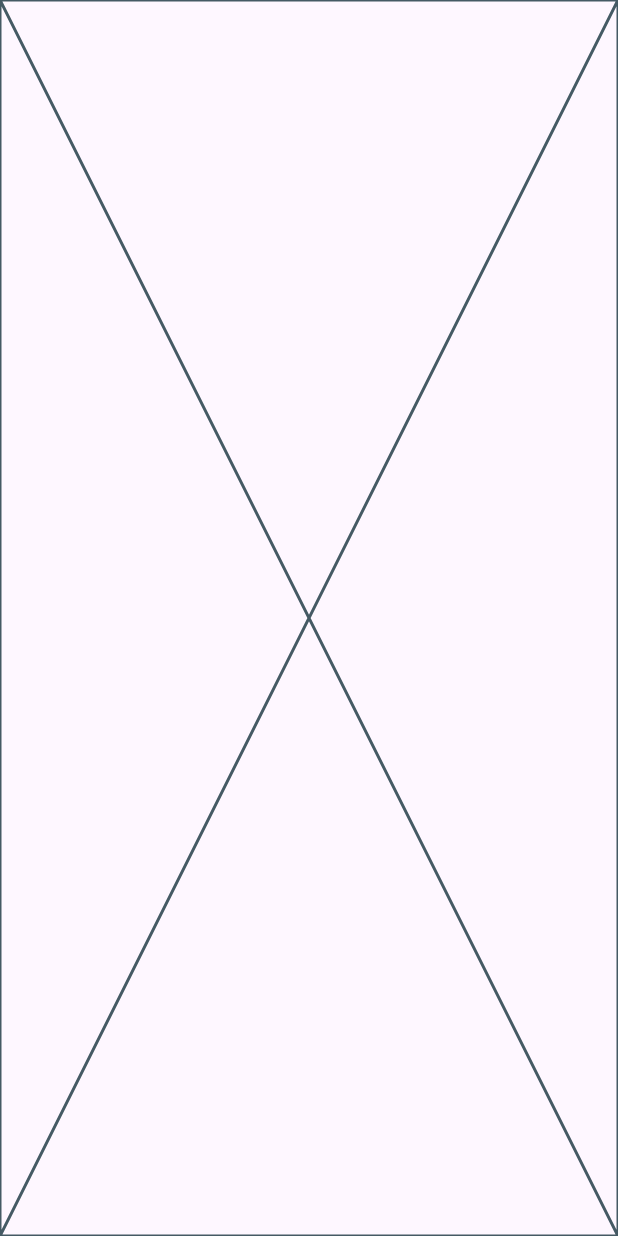
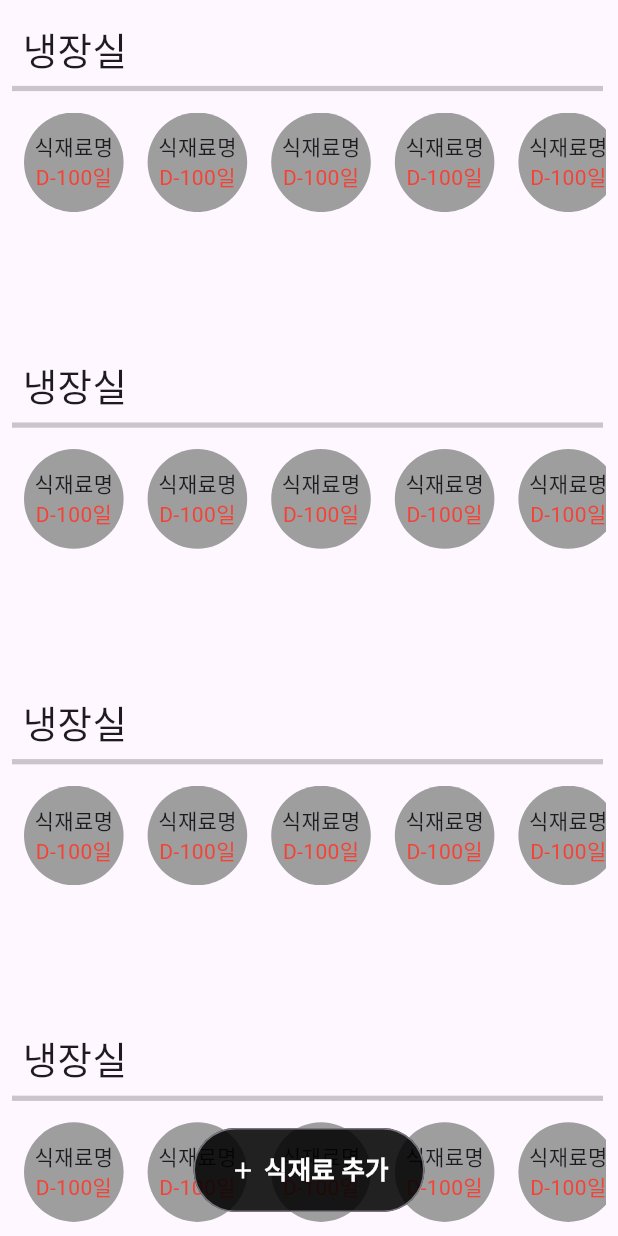
Before and after one commit to seojh5939/RefrigeratorMap, a Flutter app: the screen it shows after launch, on a phone screen of 412 x 824 dp. Run offline on Flutter 3.47's test engine with Material 2 defaults, Android fonts, the phone set to English and light mode, and no system bars.

Commit message:
[DESIGN] : 🎨 홈화면 UI 구성

```diff
--- /dev/null
+++ b/lib/data/model/diet.dart
@@ -0,0 +1,12 @@
+/// 식단표 모델클레스
+class Diet {
+  Diet(
+      {required this.name,
+      required this.date,
+      required this.time,
+      this.memo = ""});
+  String name; // 음식명
+  String date; // 날짜
+  String time; // 언제먹을지(아침,점심,저녁,간식)
+  String memo; // 메모
+}
--- a/lib/data/model/refrigerator.dart
+++ b/lib/data/model/refrigerator.dart
@@ -1 +1,17 @@
-class Refrigerator {}
+/// 식재료 모델클레스
+class Refrigerator {
+  Refrigerator({
+    required this.name,
+    this.count = 1,
+    required this.regDate,
+    required this.expDate,
+    required this.location,
+    this.memo = "",
+  });
+  String name; // 식재료명
+  int count; // 수량
+  String regDate; // 등록일자
+  String expDate; // 유통기한
+  String location; // 위치(냉장실, 냉동실, 신선칸)
+  String memo; // 메모
+}
--- /dev/null
+++ b/lib/data/model/shopping.dart
@@ -0,0 +1,11 @@
+/// 장보기 목록 모델클레스
+class Shopping {
+  Shopping({
+    this.isCompleted = false,
+    required this.content,
+    this.amount = 0,
+  });
+  bool isCompleted; // 완료박스 체크여부
+  String content; // 장보기 목록에 들어가는 내용
+  int amount; // 사용한 금액
+}
--- /dev/null
+++ b/lib/view/home/home_category_list.dart
@@ -0,0 +1,66 @@
+import 'package:flutter/material.dart';
+
+class HomeCategoryList extends StatelessWidget {
+  const HomeCategoryList({super.key});
+
+  @override
+  Widget build(BuildContext context) {
+    return Column(
+      mainAxisAlignment: MainAxisAlignment.start,
+      crossAxisAlignment: CrossAxisAlignment.start,
+      children: [
+        Padding(
+          padding: const EdgeInsets.only(
+            left: 15,
+            top: 15,
+          ),
+          child: Text(
+            "냉장실",
+            style: TextStyle(fontSize: 25, fontWeight: FontWeight.w500),
+          ),
+        ),
+        Divider(
+          thickness: 3.5,
+          indent: 8,
+          endIndent: 10,
+        ),
+        Container(
+          padding: EdgeInsets.all(8.0),
+          height: MediaQuery.of(context).size.height * 0.1,
+          child: ListView.builder(
+            scrollDirection: Axis.horizontal,
+            itemBuilder: (context, index) {
+              return Container(
+                width: MediaQuery.of(context).size.width * 0.2,
+                height: MediaQuery.of(context).size.height * 0.2,
+                alignment: Alignment.center,
+                decoration: BoxDecoration(
+                  color: Colors.grey,
+                  shape: BoxShape.circle,
+                ),
+                child: SizedBox(
+                  width: MediaQuery.of(context).size.width * 0.2,
+                  height: MediaQuery.of(context).size.height * 0.05,
+                  child: Column(
+                    children: [
+                      Text("식재료명"),
+                      Text(
+                        "D-100일",
+                        style: TextStyle(color: Colors.red),
+                      ),
+                    ],
+                  ),
+                ),
+              );
+            },
+          ),
+        ),
+        Padding(
+          padding: const EdgeInsets.only(
+            bottom: 75,
+          ),
+        ),
+      ],
+    );
+  }
+}
--- a/lib/view/home/home_page.dart
+++ b/lib/view/home/home_page.dart
@@ -1,4 +1,5 @@
 import 'package:flutter/material.dart';
+import 'package:refrigerator_map/view/home/home_category_list.dart';
 
 /// 메인 페이지
 class HomePage extends StatelessWidget {
@@ -6,8 +7,50 @@ class HomePage extends StatelessWidget {
 
   @override
   Widget build(BuildContext context) {
-    return const Scaffold(
-      body: Placeholder(),
+    return Scaffold(
+      body: SafeArea(
+        child: ListView.builder(
+          itemCount: 5,
+          itemBuilder: (context, index) {
+            return HomeCategoryList();
+          },
+        ),
+      ),
+      floatingActionButtonLocation: FloatingActionButtonLocation.centerFloat,
+      floatingActionButton: OutlinedButton(
+        style: ButtonStyle(
+          backgroundColor: MaterialStatePropertyAll(
+            Colors.black87,
+          ),
+        ),
+        onPressed: () {},
+        child: Padding(
+          padding: const EdgeInsets.only(
+            top: 15,
+            bottom: 15,
+          ),
+          child: Row(
+            mainAxisSize: MainAxisSize.min,
+            children: [
+              Icon(
+                Icons.add,
+                color: Colors.white,
+              ),
+              SizedBox(
+                width: 5,
+              ),
+              Text(
+                "식재료 추가",
+                style: TextStyle(
+                  fontSize: 17,
+                  fontWeight: FontWeight.bold,
+                  color: Colors.white,
+                ),
+              ),
+            ],
+          ),
+        ),
+      ),
     );
   }
 }
```
